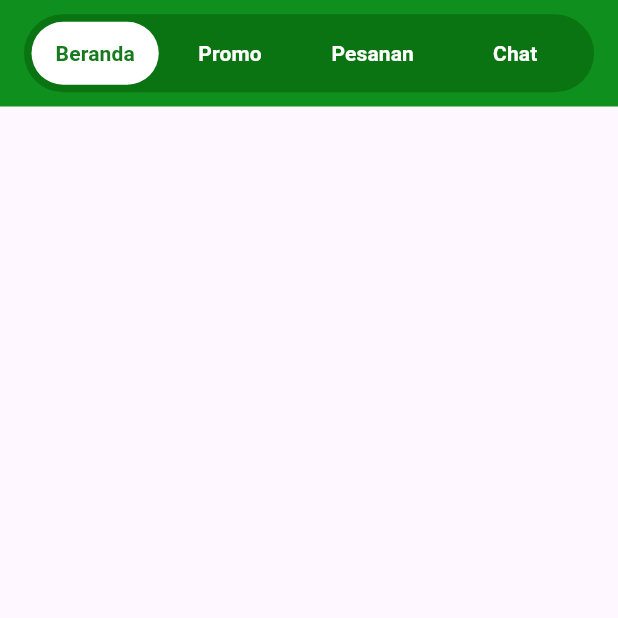
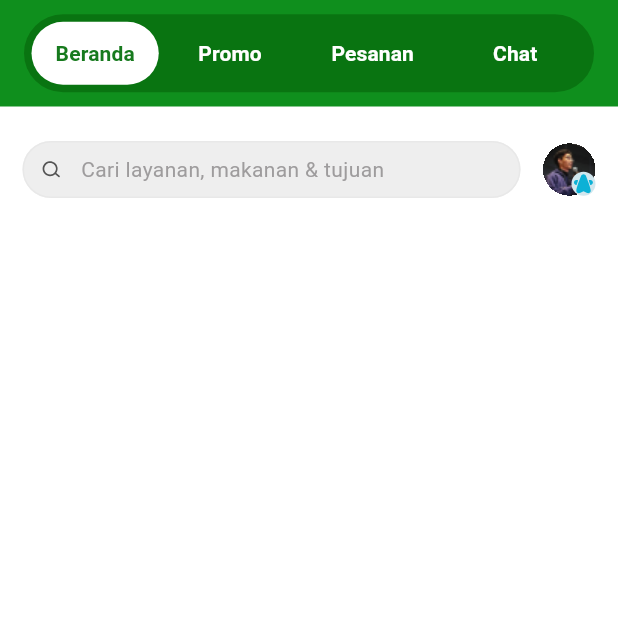
Before and after one commit to ibnnudev/flutter-modern-design, a Flutter app: the screen it shows after launch, on a phone screen of 412 x 824 dp, the top half of it. Run offline on Flutter 3.47's test engine with Material 3 defaults, Android fonts, the phone set to English and light mode, and no system bars; our stand-ins replace flutter_svg; Roboto replaces fonts that are missing (SF-Pro-Display).

Commit message:
feat: enhance HomePage layout with search and profile components

```diff
--- a/lib/pages/home.dart
+++ b/lib/pages/home.dart
@@ -1,4 +1,5 @@
 import 'package:flutter/material.dart';
+import 'package:flutter_svg/svg.dart';
 import 'package:moderndesign/theme.dart';
 
 class HomePage extends StatelessWidget {
@@ -7,6 +8,7 @@
   @override
   Widget build(BuildContext context) {
     return Scaffold(
+      backgroundColor: Colors.white,
       appBar: AppBar(
         backgroundColor: green2,
         elevation: 0,
@@ -54,6 +56,79 @@
           ),
         ),
       ),
+      body: SingleChildScrollView(
+        child: Column(
+          children: [
+            Padding(
+              padding: const EdgeInsets.only(top: 23, left: 15, right: 15),
+              child: Row(
+                children: [
+                  // Search
+                  Flexible(
+                    fit: FlexFit.tight,
+                    child: Container(
+                      padding: const EdgeInsets.all(8.0),
+                      decoration: BoxDecoration(
+                        color: dark4,
+                        borderRadius: BorderRadius.all(Radius.circular(30)),
+                        border: Border.all(color: Color(0xFF0E8E8E8)),
+                      ),
+                      child: Row(
+                        children: [
+                          SvgPicture.asset(
+                            'assets/icons/search.svg',
+                            colorFilter: ColorFilter.mode(
+                              dark2,
+                              BlendMode.srcIn,
+                            ),
+                            width: 20,
+                            height: 20,
+                          ),
+                          SizedBox(width: 10),
+                          Text(
+                            'Cari layanan, makanan & tujuan',
+                            style: regular14.copyWith(color: dark3),
+                          ),
+                        ],
+                      ),
+                    ),
+                  ),
+                  SizedBox(width: 15),
+                  // Profile
+                  Container(
+                    width: 35,
+                    height: 35,
+                    child: Stack(
+                      children: [
+                        Container(
+                          decoration: BoxDecoration(
+                            borderRadius: BorderRadius.circular(35/2),
+                          ),
+                          clipBehavior: Clip.hardEdge,
+                          child: Image.asset('assets/images/avatar.png'),
+                        ),
+                        Positioned(
+                          right: 0,
+                          bottom: 0,
+                          child: Container(
+                          width: 16,
+                          height: 16,
+                          decoration: BoxDecoration(
+                            borderRadius: BorderRadius.circular(35/2),
+                            color: const Color(0xFFD1E7EE)
+                          ),
+                          clipBehavior: Clip.hardEdge,
+                          child: SvgPicture.asset('assets/icons/goclub.svg', color: blue2,),
+                        ))
+                      ],
+                    ),
+                  )
+                ],
+              ),
+            ),
+          ],
+        ),
+      ),
     );
   }
 }
```
